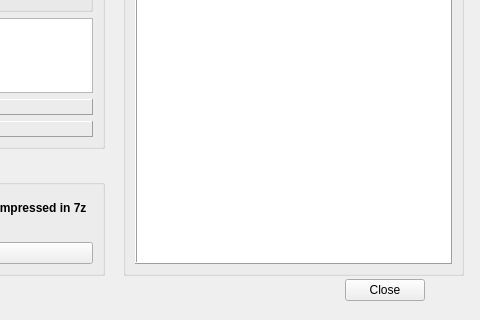
Old version of the form modules/ModDownloader.ui in the repository rainmakerv3/BB_Launcher; both pictures show x 666 to 1146 and y 385 to 705 of the 1146 by 705 pixel window.
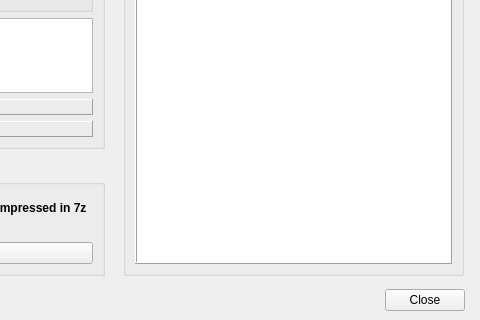
New version of the form.

What changed in the file:
```diff
--- a/modules/ModDownloader.ui
+++ b/modules/ModDownloader.ui
@@ -264,8 +264,8 @@
   <widget class="QDialogButtonBox" name="buttonBox">
    <property name="geometry">
     <rect>
-     <x>990</x>
-     <y>650</y>
+     <x>1030</x>
+     <y>660</y>
      <width>101</width>
      <height>51</height>
     </rect>
```
